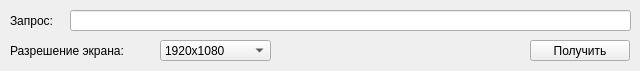
Qt form ui/gqttwps.ui (darginyegor/gqttwps) before a commit.
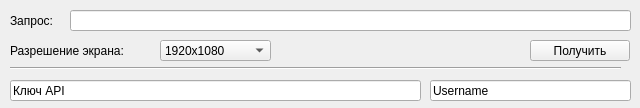
The same form after that commit.

Commit message: now with the help of Yandex.XML everything is almost ok. caching works too

```diff
--- a/ui/gqttwps.ui
+++ b/ui/gqttwps.ui
@@ -7,7 +7,7 @@
     <x>0</x>
     <y>0</y>
     <width>640</width>
-    <height>71</height>
+    <height>108</height>
    </rect>
   </property>
   <property name="windowTitle">
@@ -108,6 +108,45 @@
      <string>Получить</string>
     </property>
    </widget>
+   <widget class="QLineEdit" name="apiKeyInput">
+    <property name="geometry">
+     <rect>
+      <x>10</x>
+      <y>80</y>
+      <width>411</width>
+      <height>21</height>
+     </rect>
+    </property>
+    <property name="text">
+     <string>Ключ API</string>
+    </property>
+   </widget>
+   <widget class="QLineEdit" name="usernameInput">
+    <property name="geometry">
+     <rect>
+      <x>430</x>
+      <y>80</y>
+      <width>201</width>
+      <height>21</height>
+     </rect>
+    </property>
+    <property name="text">
+     <string>Username</string>
+    </property>
+   </widget>
+   <widget class="Line" name="line">
+    <property name="geometry">
+     <rect>
+      <x>10</x>
+      <y>60</y>
+      <width>611</width>
+      <height>16</height>
+     </rect>
+    </property>
+    <property name="orientation">
+     <enum>Qt::Horizontal</enum>
+    </property>
+   </widget>
   </widget>
  </widget>
  <resources/>
```
The commit also changes 2 other files.
